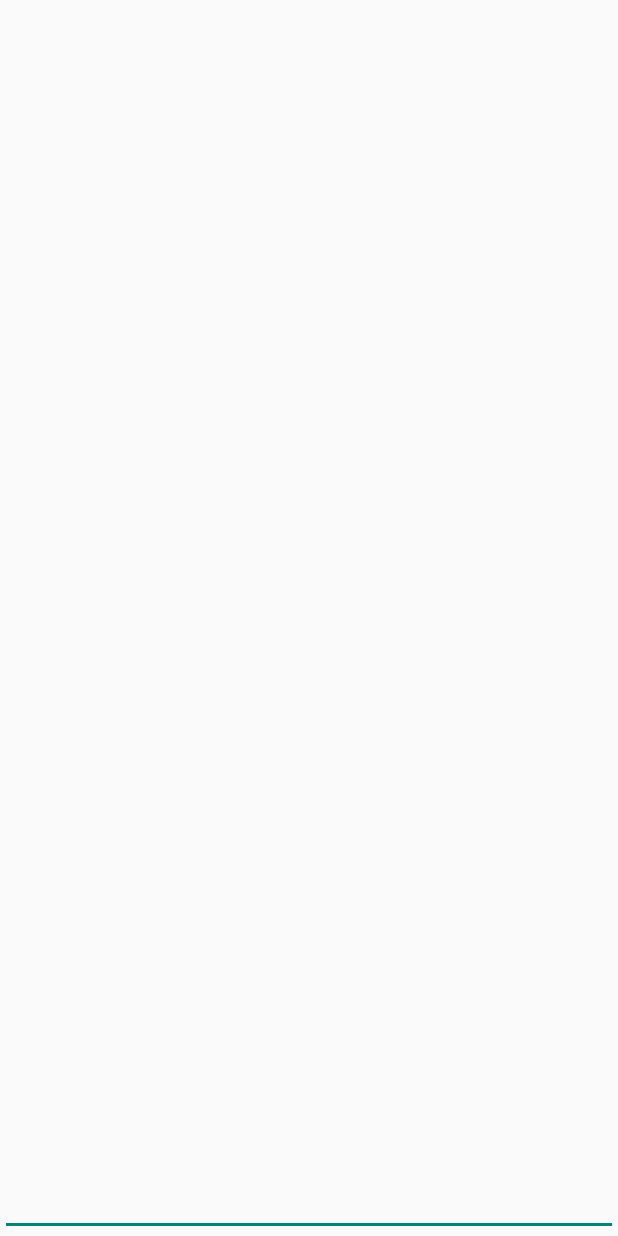
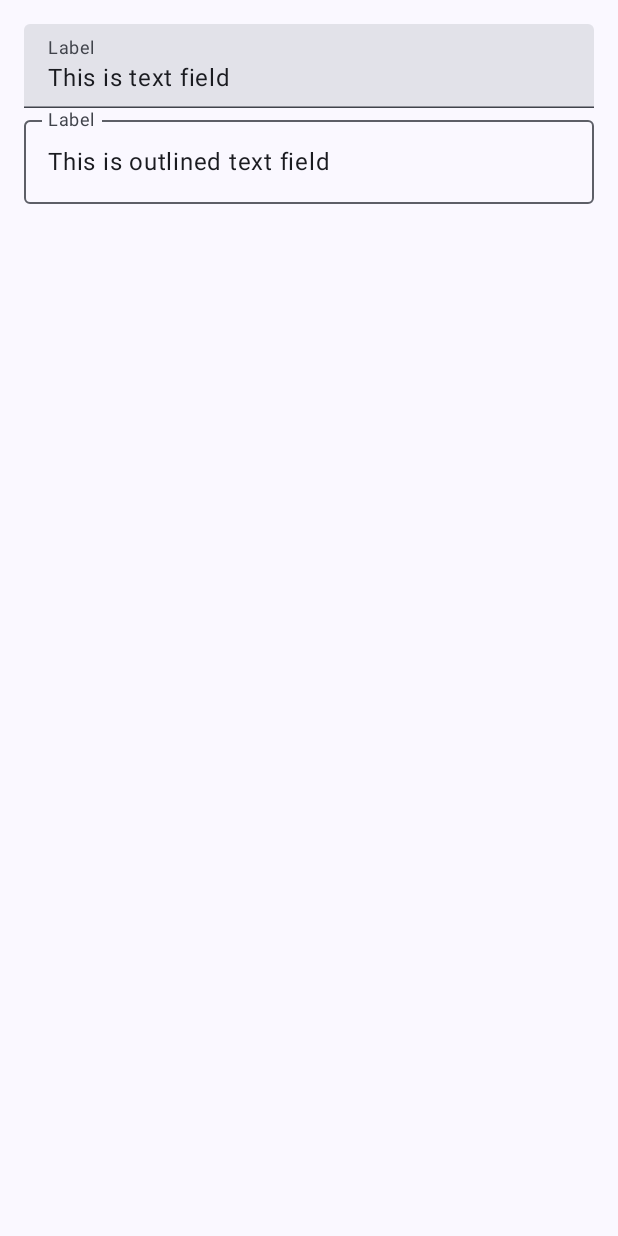
Before and after one commit to Nter-developer/android-xml-or-compoese, an Android app built with Jetpack Compose: the screen it shows after launch (MainActivity), on a phone screen of 412 x 824 dp. Before the commit the screen is almost empty. Run offline under Robolectric (Android 15) with nearby library versions, the phone set to English and light mode, and no system bars.

Commit message:
[compose] 텍스트 입력 기능을 구현한다 (#4)
* reset: delete xml connect code

* feat: add sample text field fun

* feat: add sample outlined text field fun

* refactor: seperate text field composable fun

```diff
--- a/app/src/main/java/code/lab/androidxmlcompose/MainActivity.kt
+++ b/app/src/main/java/code/lab/androidxmlcompose/MainActivity.kt
@@ -1,8 +1,11 @@
 package code.lab.androidxmlcompose
 
 import android.os.Bundle
-import android.widget.EditText
 import androidx.activity.ComponentActivity
+import androidx.activity.compose.setContent
+import androidx.compose.foundation.layout.fillMaxSize
+import androidx.compose.material3.MaterialTheme
+import androidx.compose.material3.Surface
 import androidx.compose.material3.Text
 import androidx.compose.runtime.Composable
 import androidx.compose.ui.Modifier
@@ -11,25 +14,21 @@ import code.lab.androidxmlcompose.ui.theme.AndroidXMLComposeTheme
 
 class MainActivity : ComponentActivity() {
 
-    private lateinit var editText: EditText
-
     override fun onCreate(savedInstanceState: Bundle?) {
         super.onCreate(savedInstanceState)
         // View binding for xml layout
-        setContentView(R.layout.layout_main)
-        /* setContent {
+        // setContentView(R.layout.layout_main)
+        setContent {
             AndroidXMLComposeTheme {
                 // A surface container using the 'background' color from the theme
                 Surface(
                     modifier = Modifier.fillMaxSize(),
                     color = MaterialTheme.colorScheme.background
                 ) {
-                    Greeting("Android")
+                    MainContent()
                 }
             }
-        } */
-
-        editText = findViewById(R.id.edittext_sample)
+        }
     }
 }
 
--- /dev/null
+++ b/app/src/main/java/code/lab/androidxmlcompose/MainContent.kt
@@ -0,0 +1,15 @@
+package code.lab.androidxmlcompose
+
+import androidx.compose.foundation.layout.Column
+import androidx.compose.foundation.layout.padding
+import androidx.compose.runtime.Composable
+import androidx.compose.ui.Modifier
+import androidx.compose.ui.unit.dp
+
+@Composable
+fun MainContent() {
+    Column(modifier = Modifier.padding(16.dp)) {
+        SampleTextField()
+        SampleOutlinedTextField()
+    }
+}
--- /dev/null
+++ b/app/src/main/java/code/lab/androidxmlcompose/SampleOutlinedTextField.kt
@@ -0,0 +1,23 @@
+package code.lab.androidxmlcompose
+
+import androidx.compose.foundation.layout.fillMaxWidth
+import androidx.compose.material3.OutlinedTextField
+import androidx.compose.material3.Text
+import androidx.compose.runtime.Composable
+import androidx.compose.runtime.getValue
+import androidx.compose.runtime.mutableStateOf
+import androidx.compose.runtime.remember
+import androidx.compose.runtime.setValue
+import androidx.compose.ui.Modifier
+
+@Composable
+fun SampleOutlinedTextField() {
+    var text by remember { mutableStateOf("This is outlined text field") }
+
+    OutlinedTextField(
+        value = text,
+        onValueChange = { text = it },
+        label = { (Text("Label")) },
+        modifier = Modifier.fillMaxWidth()
+    )
+}
--- /dev/null
+++ b/app/src/main/java/code/lab/androidxmlcompose/SampleTextField.kt
@@ -0,0 +1,23 @@
+package code.lab.androidxmlcompose
+
+import androidx.compose.foundation.layout.fillMaxWidth
+import androidx.compose.material3.Text
+import androidx.compose.material3.TextField
+import androidx.compose.runtime.Composable
+import androidx.compose.runtime.getValue
+import androidx.compose.runtime.mutableStateOf
+import androidx.compose.runtime.remember
+import androidx.compose.runtime.setValue
+import androidx.compose.ui.Modifier
+
+@Composable
+fun SampleTextField() {
+    var text by remember { mutableStateOf("This is text field") }
+
+    TextField(
+        value = text,
+        onValueChange = { text = it },
+        label = { (Text("Label")) },
+        modifier = Modifier.fillMaxWidth()
+    )
+}
```
